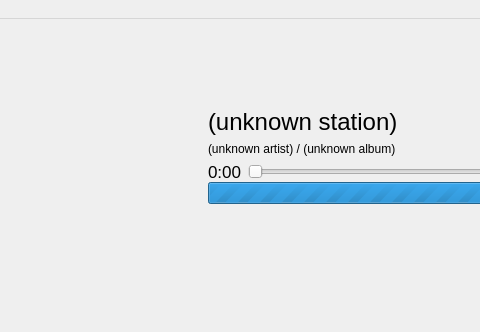
Before: the Qt Designer form radionowplayingwindow.ui in gidzzz/openmediaplayer, drawn with Qt 5; both pictures show x 201 to 681 and y 0 to 332 of the 800 by 480 pixel window.
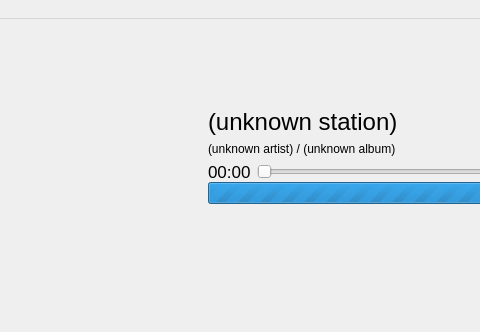
After: the same form once the commit is applied. Icons and pictures are not drawn.

What changed in the file:
```diff
--- a/radionowplayingwindow.ui
+++ b/radionowplayingwindow.ui
@@ -195,7 +195,7 @@
                    </font>
                   </property>
                   <property name="text">
-                   <string>0:00</string>
+                   <string notr="true">00:00</string>
                   </property>
                  </widget>
                 </item>
```
Left out of the diff: 2 changed lines with no effect on the pictures.
